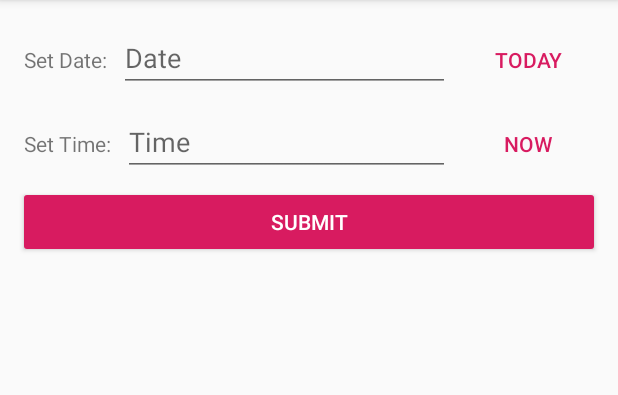
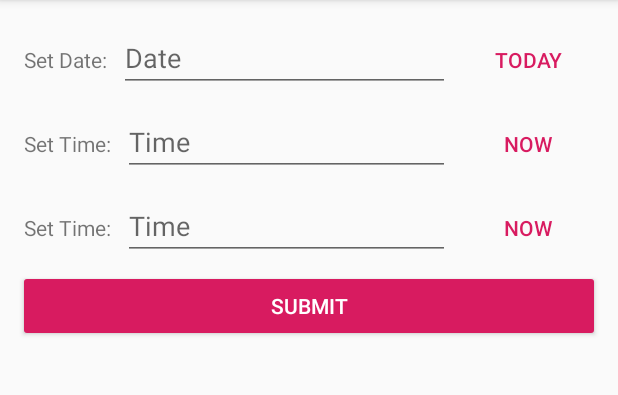
Before and after one commit to ankurgecr/DateTimePickerEditTextDemo, an Android app: the screen it shows after launch (MainActivity), on a phone screen of 412 x 824 dp, the part 84-479 px from its top. Run offline under Robolectric (Android 15) with nearby library versions, the phone set to English and light mode, and no system bars.

Commit message:
Usng android's default properties for attributes, updating version and bug fixes, updating sample and readme

```diff
--- a/app/build.gradle
+++ b/app/build.gradle
@@ -34,6 +34,6 @@ dependencies {
     def libSupportV = "28.0.0";
     implementation("com.android.support:appcompat-v7:$libSupportV")
     implementation 'com.android.support.constraint:constraint-layout:1.1.3'
-    implementation project(':lib_datetimepickeredittext')
+    implementation project(path: ':lib_datetimepickeredittext')
     //implementation "android.helper:datetimepickeredittext:1.0.0"
 }
--- a/app/src/main/res/layout/activity_main.xml
+++ b/app/src/main/res/layout/activity_main.xml
@@ -1,6 +1,5 @@
 <?xml version="1.0" encoding="utf-8"?>
 <LinearLayout xmlns:android="http://schemas.android.com/apk/res/android"
-    xmlns:app="http://schemas.android.com/apk/res-auto"
     xmlns:tools="http://schemas.android.com/tools"
     android:layout_width="match_parent"
     android:layout_height="match_parent"
@@ -56,10 +55,42 @@
             android:layout_margin="@dimen/gap_internal"
             android:layout_weight="1"
             android:hint="@string/time"
-            app:type="time" />
+            android:inputType="time" />
 
         <Button
             android:id="@+id/btn_now"
+            style="@style/Widget.AppCompat.Button.Borderless.Colored"
+            android:layout_width="wrap_content"
+            android:layout_height="wrap_content"
+            android:layout_margin="@dimen/gap_internal"
+            android:onClick="setTimeNow"
+            android:text="@string/now" />
+
+    </LinearLayout>
+
+    <LinearLayout
+        android:layout_width="match_parent"
+        android:layout_height="wrap_content"
+        android:orientation="horizontal">
+
+        <TextView
+            android:layout_width="wrap_content"
+            android:layout_height="wrap_content"
+            android:layout_margin="@dimen/gap_internal"
+            android:text="@string/set_time" />
+
+        <android.helper.DateTimePickerEditText
+            android:id="@+id/edt_time2"
+            android:layout_width="0dp"
+            android:layout_height="wrap_content"
+            android:layout_margin="@dimen/gap_internal"
+            android:layout_weight="1"
+            android:format="yyyy MMM dd"
+            android:hint="@string/time"
+            android:inputType="date" />
+
+        <Button
+            android:id="@+id/btn_now2"
             style="@style/Widget.AppCompat.Button.Borderless.Colored"
             android:layout_width="wrap_content"
             android:layout_height="wrap_content"
--- a/lib_datetimepickeredittext/build.gradle
+++ b/lib_datetimepickeredittext/build.gradle
@@ -4,7 +4,7 @@ apply plugin: 'com.android.library'
 publish {
     def groupProjectID = 'android.helper'
     def artifactProjectID = 'datetimepickeredittext'
-    def publishVersionID = '1.0.0'
+    def publishVersionID = '1.0.1'
 
     userOrg = 'ankurgecr'
     repoName = 'dateTimePickerEditText'
@@ -20,8 +20,8 @@ android {
 
     defaultConfig {
         minSdkVersion 8
-        versionCode 1
-        versionName "1.0.0"
+        versionCode 2
+        versionName "1.0.1"
     }
 
     buildTypes {
--- a/lib_datetimepickeredittext/src/main/AndroidManifest.xml
+++ b/lib_datetimepickeredittext/src/main/AndroidManifest.xml
@@ -1,5 +1,6 @@
-<manifest xmlns:android="http://schemas.android.com/apk/res/android"
-    package="android.helper">
+<manifest package="android.helper">
 
-    <application></application>
+    <application>
+
+    </application>
 </manifest>
--- a/lib_datetimepickeredittext/src/main/java/android/helper/DateTimePickerEditText.java
+++ b/lib_datetimepickeredittext/src/main/java/android/helper/DateTimePickerEditText.java
@@ -4,6 +4,7 @@ import android.app.DatePickerDialog;
 import android.app.TimePickerDialog;
 import android.content.Context;
 import android.content.res.TypedArray;
+import android.text.InputType;
 import android.util.AttributeSet;
 import android.view.View;
 import android.widget.DatePicker;
@@ -21,8 +22,18 @@ public class DateTimePickerEditText extends android.support.v7.widget.AppCompatE
         TimePickerDialog.OnTimeSetListener {
 
     public enum Type {
-        DATE_PICKER,
-        TIME_PICKER
+        DATE_PICKER(0),
+        TIME_PICKER(1);
+
+        int value;
+
+        Type(int value) {
+            this.value = value;
+        }
+
+        int getValue() {
+            return this.value;
+        }
     }
 
     private static final DateFormat DEFAULT_DATE_FORMAT = new SimpleDateFormat("dd/MM/yyyy");
@@ -53,15 +64,25 @@ public class DateTimePickerEditText extends android.support.v7.widget.AppCompatE
     private void parseAttribute(AttributeSet attrs) {
         TypedArray ta = getContext().obtainStyledAttributes(attrs, R.styleable.DateTimePickerEditText, 0, 0);
         try {
-            String str_type = ta.getString(R.styleable.DateTimePickerEditText_type);
-            if ("time".equals(str_type)) {
-                type = Type.TIME_PICKER;
-                format = DEFAULT_TIME_FORMAT;
+
+            if (ta.hasValue(R.styleable.DateTimePickerEditText_android_inputType)) {
+                int valueTime = (InputType.TYPE_DATETIME_VARIATION_TIME | InputType.TYPE_CLASS_DATETIME);
+                int valueDate = (InputType.TYPE_DATETIME_VARIATION_DATE | InputType.TYPE_CLASS_DATETIME);
+                //int valueNormal = (InputType.TYPE_DATETIME_VARIATION_NORMAL |  InputType.TYPE_CLASS_DATETIME);
+                int value = ta.getInt(R.styleable.DateTimePickerEditText_android_inputType, valueDate);
+                if (value == valueTime) {
+                    type = Type.TIME_PICKER;
+                    format = DEFAULT_TIME_FORMAT;
+                } else {
+                    type = Type.DATE_PICKER;
+                    format = DEFAULT_DATE_FORMAT;
+                }
             } else {
                 type = Type.DATE_PICKER;
                 format = DEFAULT_DATE_FORMAT;
             }
-            String str_format = ta.getString(R.styleable.DateTimePickerEditText_format);
+
+            String str_format = ta.getString(R.styleable.DateTimePickerEditText_android_format);
             if (str_format != null && str_format.trim().length() > 0) {
                 setFormat(str_format);
             }
--- a/lib_datetimepickeredittext/src/main/res/values/attrs.xml
+++ b/lib_datetimepickeredittext/src/main/res/values/attrs.xml
@@ -1,7 +1,7 @@
 <?xml version="1.0" encoding="UTF-8"?>
 <resources>
     <declare-styleable name="DateTimePickerEditText">
-        <attr name="type" format="string" />
-        <attr name="format" format="string" />
+        <attr name="android:inputType" />
+        <attr name="android:format" format="string" />
     </declare-styleable>
 </resources>
```
Also changed, not shown: 1 other file.
